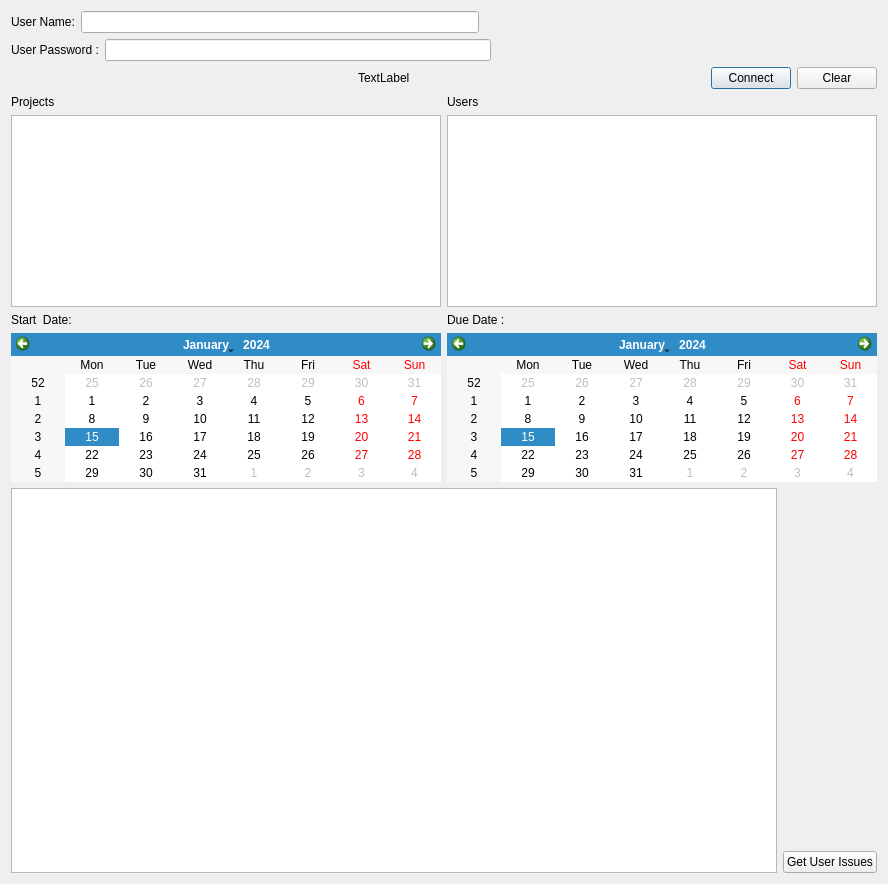
Before: the Qt Designer form login.ui in oelmas/PythonandJira, drawn with Qt 5.
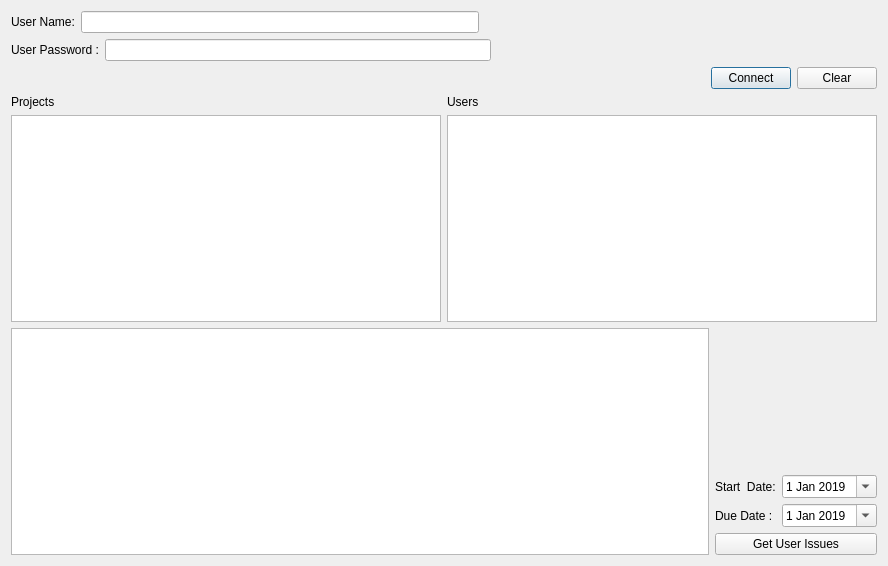
After: the same form once the commit is applied.

Commit message: Calendar widget Date edit widget ile değiştirildi. gerekli düzenleme yapıdı

The edit to the form file:
```diff
--- a/login.ui
+++ b/login.ui
@@ -7,13 +7,13 @@
     <x>0</x>
     <y>0</y>
     <width>888</width>
-    <height>884</height>
+    <height>566</height>
    </rect>
   </property>
   <property name="windowTitle">
    <string>Dialog</string>
   </property>
-  <layout class="QVBoxLayout" name="verticalLayout_8">
+  <layout class="QVBoxLayout" name="verticalLayout_5">
    <item>
     <layout class="QVBoxLayout" name="verticalLayout">
      <item>
@@ -94,7 +94,7 @@
           </sizepolicy>
          </property>
          <property name="text">
-          <string>TextLabel</string>
+          <string/>
          </property>
         </widget>
        </item>
@@ -117,8 +117,6 @@
     </layout>
    </item>
    <item>
-    <layout class="QVBoxLayout" name="verticalLayout_6">
-     <item>
       <layout class="QHBoxLayout" name="horizontalLayout_4">
        <item>
         <layout class="QVBoxLayout" name="verticalLayout_2">
@@ -151,50 +149,9 @@
       </layout>
      </item>
      <item>
-      <layout class="QHBoxLayout" name="horizontalLayout_5">
-       <item>
-        <layout class="QVBoxLayout" name="verticalLayout_4">
-         <item>
-          <widget class="QLabel" name="label_3">
-           <property name="text">
-            <string>Start  Date:</string>
-           </property>
-          </widget>
-         </item>
-         <item>
-          <widget class="QCalendarWidget" name="calStartDate"/>
-         </item>
-        </layout>
-       </item>
-       <item>
-        <layout class="QVBoxLayout" name="verticalLayout_5">
-         <item>
-          <widget class="QLabel" name="label_4">
-           <property name="text">
-            <string>Due Date : </string>
-           </property>
-          </widget>
-         </item>
-         <item>
-          <widget class="QCalendarWidget" name="calDueDate"/>
-         </item>
-        </layout>
-       </item>
-      </layout>
-     </item>
-    </layout>
-   </item>
-   <item>
     <layout class="QHBoxLayout" name="horizontalLayout_6">
      <item>
-      <widget class="QTableView" name="tbvIssuesOfUser">
-       <property name="alternatingRowColors">
-        <bool>true</bool>
-       </property>
-       <property name="sortingEnabled">
-        <bool>true</bool>
-       </property>
-      </widget>
+      <widget class="QTableView" name="tbvIssuesOfUser"/>
      </item>
      <item>
       <layout class="QVBoxLayout" name="verticalLayout_7">
@@ -211,6 +168,60 @@
          </property>
         </spacer>
        </item>
+       <item>
+        <layout class="QVBoxLayout" name="verticalLayout_4">
+         <item>
+          <layout class="QHBoxLayout" name="horizontalLayout_5">
+           <item>
+            <widget class="QLabel" name="label_3">
+             <property name="text">
+              <string>Start  Date:</string>
+             </property>
+            </widget>
+           </item>
+           <item>
+            <widget class="QDateEdit" name="deStartDate">
+             <property name="calendarPopup">
+              <bool>true</bool>
+             </property>
+             <property name="date">
+              <date>
+               <year>2019</year>
+               <month>1</month>
+               <day>1</day>
+              </date>
+             </property>
+            </widget>
+           </item>
+          </layout>
+         </item>
+         <item>
+          <layout class="QHBoxLayout" name="horizontalLayout_7">
+           <item>
+            <widget class="QLabel" name="label_4">
+             <property name="text">
+              <string>Due Date : </string>
+             </property>
+            </widget>
+           </item>
+           <item>
+            <widget class="QDateEdit" name="deDueDate">
+             <property name="calendarPopup">
+              <bool>true</bool>
+             </property>
+             <property name="date">
+              <date>
+               <year>2019</year>
+               <month>1</month>
+               <day>1</day>
+              </date>
+             </property>
+            </widget>
+           </item>
+          </layout>
+         </item>
+        </layout>
+       </item>
        <item>
         <widget class="QPushButton" name="btnGetIssues">
          <property name="text">
```
Lines whose indentation alone changed are shown as unchanged. The commit also changes 2 other files.
